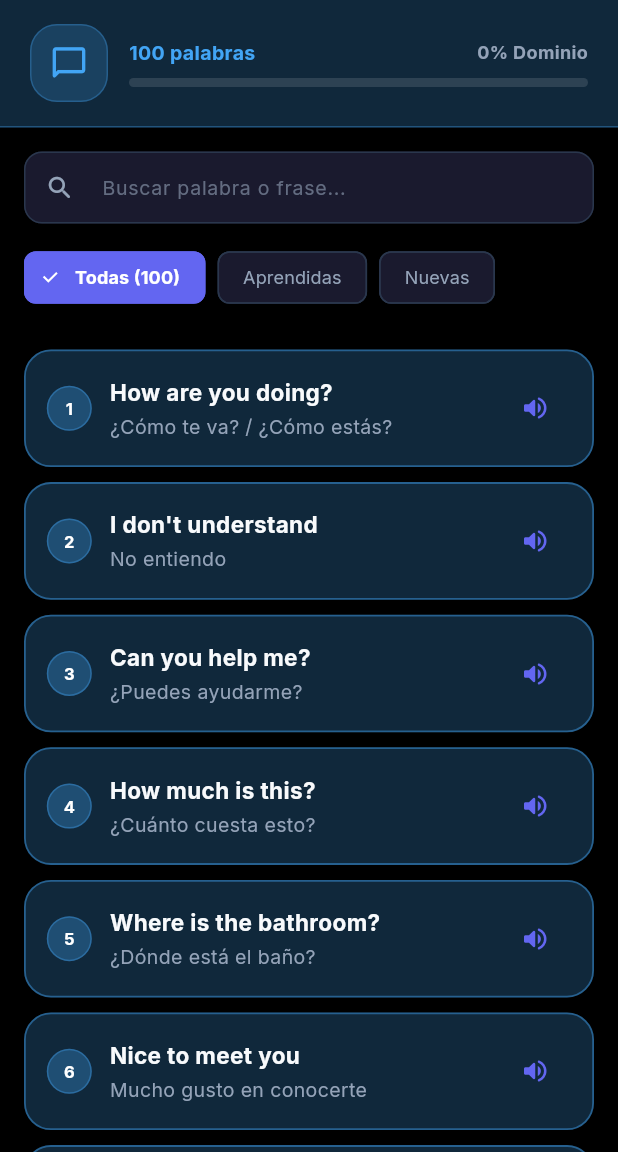
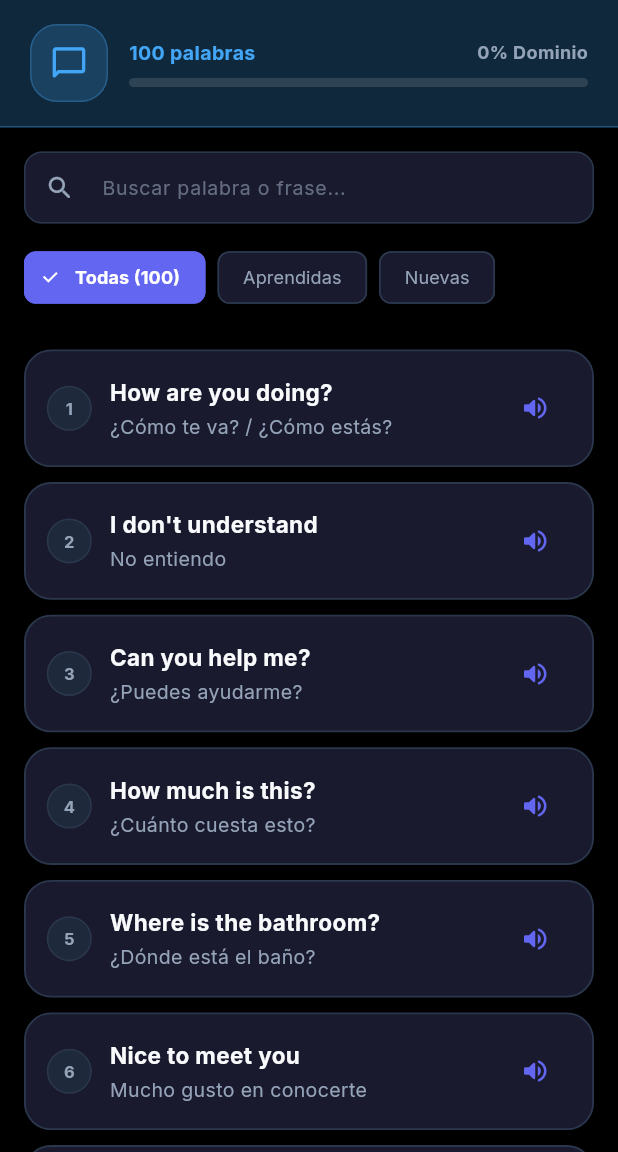
Before and after one commit to eestebanOV/easyenglish, a Flutter app: the CategoriesScreen screen opened directly, after a tap on an icon or button, on a phone screen of 412 x 824 dp, the part 84-1236 px from its top. Run offline on Flutter 3.47's test engine with Material 3 defaults, Android fonts, the phone set to English and light mode, and no system bars; our stand-ins replace fl_chart, flutter_local_notifications, flutter_timezone, flutter_tts, google_fonts, hive_flutter and 1 more; missing offline and left inert: app_settings; accounts and stored records are empty.

Commit message:
feat(ui): clean item card background & conditional first-visit mastery banner

```diff
--- a/lib/providers/settings_provider.dart
+++ b/lib/providers/settings_provider.dart
@@ -972,4 +972,13 @@ class SettingsProvider extends ChangeNotifier {
     await _notificationService.cancelNotificationRange(2000, 64);
     notifyListeners();
   }
+
+  bool isCategoryFirstVisit(String categoryId) {
+    return !_storage.getBool('cat_visited_$categoryId', defaultValue: false);
+  }
+
+  Future<void> markCategoryVisited(String categoryId) async {
+    await _storage.setBool('cat_visited_$categoryId', true);
+    notifyListeners();
+  }
 }
--- a/lib/screens/category_detail_screen.dart
+++ b/lib/screens/category_detail_screen.dart
@@ -26,6 +26,17 @@ class _CategoryDetailScreenState extends State<CategoryDetailScreen> {
   final TtsService _ttsService = TtsService();
   String _searchQuery = '';
   String _filter = 'all'; // 'all', 'learned', 'new'
+  bool _showFirstVisitBanner = false;
+
+  @override
+  void initState() {
+    super.initState();
+    final settings = context.read<SettingsProvider>();
+    _showFirstVisitBanner = settings.isCategoryFirstVisit(widget.category.id);
+    if (_showFirstVisitBanner) {
+      settings.markCategoryVisited(widget.category.id);
+    }
+  }
 
   @override
   void dispose() {
@@ -447,7 +458,8 @@ class _CategoryDetailScreenState extends State<CategoryDetailScreen> {
       ),
       body: Column(
         children: [
-          // Header Hero Banner
+          // Header Hero Banner (Only shown on first visit to this category)
+          if (_showFirstVisitBanner)
             Container(
               padding: const EdgeInsets.symmetric(horizontal: 20, vertical: 16),
               decoration: BoxDecoration(
@@ -641,12 +653,12 @@ class _CategoryDetailScreenState extends State<CategoryDetailScreen> {
         child: Container(
           padding: const EdgeInsets.all(16),
           decoration: BoxDecoration(
-            color: widget.category.color.withValues(alpha: context.isDark ? 0.24 : 0.16),
+            color: context.cardBg,
             borderRadius: BorderRadius.circular(AppTheme.radiusLg),
             border: Border.all(
               color: isLearned
                   ? AppTheme.accent.withValues(alpha: 0.5)
-                  : widget.category.color.withValues(alpha: context.isDark ? 0.45 : 0.28),
+                  : context.border,
               width: 1.2,
             ),
             boxShadow: context.cardShadow,
@@ -661,19 +673,19 @@ class _CategoryDetailScreenState extends State<CategoryDetailScreen> {
                     width: 28,
                     height: 28,
                     decoration: BoxDecoration(
-                      color: widget.category.color.withValues(alpha: context.isDark ? 0.30 : 0.20),
+                      color: AppTheme.accentAmber.withValues(alpha: 0.15),
                       borderRadius: BorderRadius.circular(8),
                       border: Border.all(
-                        color: widget.category.color.withValues(alpha: 0.4),
+                        color: AppTheme.accentAmber.withValues(alpha: 0.3),
                       ),
                     ),
                     child: Center(
                       child: Text(
                         '${index + 1}',
-                        style: TextStyle(
+                        style: const TextStyle(
                           fontSize: 11,
                           fontWeight: FontWeight.bold,
-                          color: context.isDark ? Colors.white : widget.category.color,
+                          color: AppTheme.accentAmber,
                         ),
                       ),
                     ),
@@ -704,9 +716,9 @@ class _CategoryDetailScreenState extends State<CategoryDetailScreen> {
                   horizontal: 8,
                 ),
                 decoration: BoxDecoration(
-                  color: widget.category.color.withValues(alpha: context.isDark ? 0.18 : 0.10),
+                  color: context.cardSecondary,
                   borderRadius: BorderRadius.circular(AppTheme.radiusMd),
-                  border: Border.all(color: widget.category.color.withValues(alpha: 0.25)),
+                  border: Border.all(color: context.border),
                 ),
                 child: Row(
                   children: [
@@ -809,12 +821,12 @@ class _CategoryDetailScreenState extends State<CategoryDetailScreen> {
         child: Container(
           padding: const EdgeInsets.all(14),
           decoration: BoxDecoration(
-            color: widget.category.color.withValues(alpha: context.isDark ? 0.24 : 0.16),
+            color: context.cardBg,
             borderRadius: BorderRadius.circular(AppTheme.radiusLg),
             border: Border.all(
               color: isLearned
                   ? AppTheme.accent.withValues(alpha: 0.5)
-                  : widget.category.color.withValues(alpha: context.isDark ? 0.45 : 0.28),
+                  : context.border,
               width: 1.2,
             ),
             boxShadow: context.cardShadow,
@@ -825,9 +837,9 @@ class _CategoryDetailScreenState extends State<CategoryDetailScreen> {
                 width: 30,
                 height: 30,
                 decoration: BoxDecoration(
-                  color: widget.category.color.withValues(alpha: context.isDark ? 0.30 : 0.20),
+                  color: context.cardSecondary,
                   shape: BoxShape.circle,
-                  border: Border.all(color: widget.category.color.withValues(alpha: 0.35)),
+                  border: Border.all(color: context.border),
                 ),
                 child: Center(
                   child: Text(
@@ -835,7 +847,7 @@ class _CategoryDetailScreenState extends State<CategoryDetailScreen> {
                     style: TextStyle(
                       fontSize: 11,
                       fontWeight: FontWeight.bold,
-                      color: context.isDark ? Colors.white : widget.category.color,
+                      color: context.textSecondary,
                     ),
                   ),
                 ),
```
Also changed, not shown: lib/widgets/flashcard_widget.dart (+6 -9 lines). Lines whose indentation alone changed are shown as unchanged.
